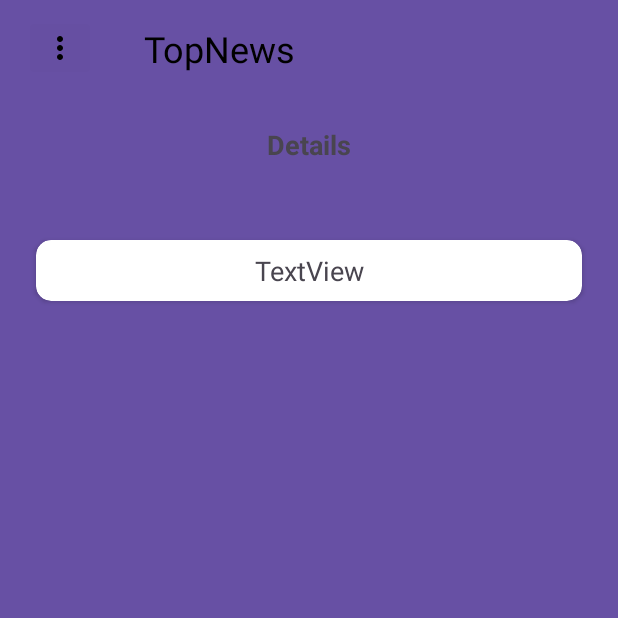
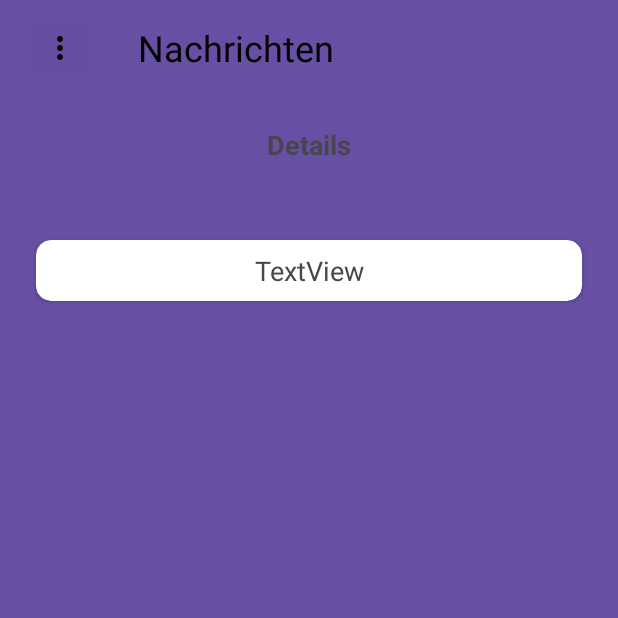
Before and after one commit to cypher159951/Abschluss_Projekt_Kotlin, an Android app: the fragment DetailFragment placed in its activity, on a phone screen of 412 x 824 dp, the top half of it. Run offline under Robolectric (Android 15) with nearby library versions, the phone set to English and light mode, and no system bars; our stand-ins replace Room's generated code; pictures from the network do not load; 1 statement that could not run was skipped.

Commit message:
am bearbeiten

```diff
--- a/app/src/main/java/com/example/paymessage/Adapter/NewsAdapter.kt
+++ b/app/src/main/java/com/example/paymessage/Adapter/NewsAdapter.kt
@@ -5,6 +5,7 @@ import android.view.ViewGroup
 import androidx.navigation.NavController
 import androidx.navigation.findNavController
 import androidx.recyclerview.widget.RecyclerView
+import coil.load
 import com.example.paymessage.data.datamodels.News
 import com.example.paymessage.databinding.NewsItemBinding
 import com.example.paymessage.ui.HomeFragmentDirections
@@ -33,6 +34,7 @@ class NewsAdapter(
     override fun onBindViewHolder(holder: ViewHolder, position: Int) {
         val item = dataset[position]
         holder.binding.newsTV.setText(item.title)
+        holder.binding.contactAvatarIV.load(item.teaserImage.imageVariants.image144)
 
 
         holder.binding.contactCV.setOnClickListener {
--- a/app/src/main/java/com/example/paymessage/data/AppRepository.kt
+++ b/app/src/main/java/com/example/paymessage/data/AppRepository.kt
@@ -5,9 +5,7 @@ import android.util.Log
 import androidx.lifecycle.LiveData
 import androidx.lifecycle.MutableLiveData
 import com.example.paymessage.api.TagesschauApi
-import com.example.paymessage.data.database.Tagesschau
 import com.example.paymessage.data.datamodels.News
-import com.example.paymessage.data.datamodels.NewsData
 import com.example.paymessage.data.datamodels.TagesschauDataBase
 import kotlinx.coroutines.GlobalScope
 import kotlinx.coroutines.launch
@@ -23,6 +21,8 @@ class AppRepository(val api: TagesschauApi, private val newsDatabase: Tagesschau
     private val _newsdetail = MutableLiveData<News>()
     val newsdetail: MutableLiveData<News>
         get() = _newsdetail
+
+
 
 
     suspend fun getNews() {
--- a/app/src/main/java/com/example/paymessage/data/datamodels/TagesschauDataBaseDao.kt
+++ b/app/src/main/java/com/example/paymessage/data/datamodels/TagesschauDataBaseDao.kt
@@ -1,4 +1,5 @@
 package com.example.paymessage.data.datamodels
+
 
 import androidx.lifecycle.LiveData
 import androidx.room.Dao
@@ -6,13 +7,13 @@ import androidx.room.Delete
 import androidx.room.Insert
 import androidx.room.Query
 import androidx.room.Update
-import com.example.paymessage.data.database.Tagesschau
 
 @Dao
 interface TagesschauDataBaseDao {
 
     @Insert
     fun insertall(news: News)
+
 
     @Update
     fun updateItem(news: News)
--- a/app/src/main/res/layout/activity_main.xml
+++ b/app/src/main/res/layout/activity_main.xml
@@ -13,8 +13,8 @@
         android:background="?attr/colorPrimary"
         android:minHeight="?attr/actionBarSize"
         android:theme="?attr/actionBarTheme"
+        app:layout_constraintTop_toTopOf="parent"
         app:navGraph="@navigation/nav_graph"
-        app:layout_constraintTop_toTopOf="parent"
         tools:layout_editor_absoluteX="1dp" />
 
     <ImageButton
@@ -32,13 +32,14 @@
         android:id="@+id/titleHomeTV"
         android:layout_width="wrap_content"
         android:layout_height="wrap_content"
-        android:layout_marginStart="32dp"
-        android:text="TopNews"
+        android:layout_marginStart="28dp"
+        android:text="Nachrichten"
         android:textColor="@color/black"
         android:textSize="24sp"
         app:layout_constraintBottom_toBottomOf="@+id/navBTN"
         app:layout_constraintStart_toEndOf="@+id/navBTN"
-        app:layout_constraintTop_toTopOf="@+id/navBTN" />
+        app:layout_constraintTop_toTopOf="@+id/navBTN"
+        app:layout_constraintVertical_bias="0.454" />
 
     <androidx.fragment.app.FragmentContainerView
         android:id="@+id/fragmentContainerView"
--- a/app/src/main/res/layout/fragment_detail.xml
+++ b/app/src/main/res/layout/fragment_detail.xml
@@ -40,7 +40,7 @@
                 app:layout_constraintEnd_toEndOf="parent" />
 
             <TextView
-                android:id="@+id/factDetailTV"
+                android:id="@+id/newsDetailTV"
                 android:layout_width="wrap_content"
                 android:layout_height="wrap_content"
                 android:text="TextView"
--- a/app/src/main/res/layout/fragment_home.xml
+++ b/app/src/main/res/layout/fragment_home.xml
@@ -12,7 +12,9 @@
         app:layoutManager="androidx.recyclerview.widget.LinearLayoutManager"
         app:layout_constraintBottom_toBottomOf="parent"
         app:layout_constraintEnd_toEndOf="parent"
+        app:layout_constraintHorizontal_bias="0.0"
         app:layout_constraintStart_toStartOf="parent"
         app:layout_constraintTop_toTopOf="parent"
+        app:layout_constraintVertical_bias="0.0"
         tools:listitem="@layout/news_item" />
 </androidx.constraintlayout.widget.ConstraintLayout>
```
Also changed, not shown: app/src/main/java/com/example/paymessage/data/database/Converter.kt (+25 -10 lines), app/src/main/java/com/example/paymessage/data/datamodels/Content.kt (added, +8 -0 lines), app/src/main/java/com/example/paymessage/data/datamodels/News.kt (+12 -8 lines), app/src/main/java/com/example/paymessage/data/datamodels/NewsData.kt (+4 -3 lines), app/src/main/java/com/example/paymessage/data/datamodels/TeaserImage.kt (added, +7 -0 lines), app/src/main/java/com/example/paymessage/ui/DetailFragment.kt (+21 -0 lines), app/src/main/java/com/example/paymessage/ui/HomeFragment.kt (+4 -3 lines), app/src/main/java/com/example/paymessage/ui/NewsViewModel.kt (+4 -4 lines).
